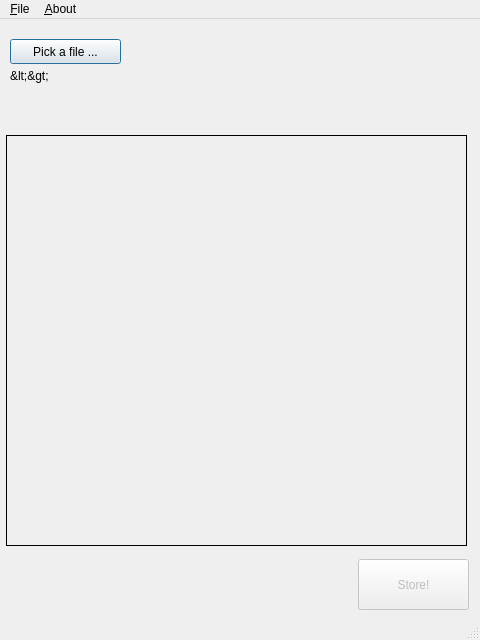
AlanFromJapan/zeromq-simplestorage, file zmq-uploader/ui-main.ui: the form before one commit.
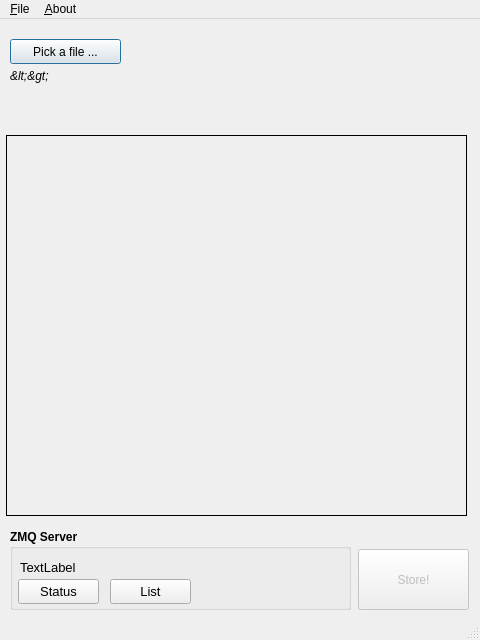
The form after the commit.

Commit message: Update UI layout and add ZMQ server functionality

```diff
--- a/zmq-uploader/ui-main.ui
+++ b/zmq-uploader/ui-main.ui
@@ -52,9 +52,9 @@
     <property name="geometry">
      <rect>
       <x>358</x>
-      <y>540</y>
+      <y>530</y>
       <width>111</width>
-      <height>51</height>
+      <height>61</height>
      </rect>
     </property>
     <property name="text">
@@ -70,6 +70,11 @@
       <height>61</height>
      </rect>
     </property>
+    <property name="font">
+     <font>
+      <italic>true</italic>
+     </font>
+    </property>
     <property name="text">
      <string>&lt;&lt;pick a file to store&gt;&gt;</string>
     </property>
@@ -92,7 +97,7 @@
       <x>6</x>
       <y>116</y>
       <width>461</width>
-      <height>411</height>
+      <height>381</height>
      </rect>
     </property>
     <property name="frameShape">
@@ -105,6 +110,94 @@
      <set>Qt::AlignCenter</set>
     </property>
    </widget>
+   <widget class="QGroupBox" name="groupBox">
+    <property name="geometry">
+     <rect>
+      <x>10</x>
+      <y>510</y>
+      <width>341</width>
+      <height>81</height>
+     </rect>
+    </property>
+    <property name="font">
+     <font>
+      <weight>75</weight>
+      <bold>true</bold>
+     </font>
+    </property>
+    <property name="title">
+     <string>ZMQ Server</string>
+    </property>
+    <widget class="QLabel" name="lblServerURL">
+     <property name="geometry">
+      <rect>
+       <x>10</x>
+       <y>30</y>
+       <width>321</width>
+       <height>17</height>
+      </rect>
+     </property>
+     <property name="font">
+      <font>
+       <pointsize>10</pointsize>
+       <weight>50</weight>
+       <bold>false</bold>
+      </font>
+     </property>
+     <property name="text">
+      <string>TextLabel</string>
+     </property>
+     <property name="textFormat">
+      <enum>Qt::PlainText</enum>
+     </property>
+     <property name="scaledContents">
+      <bool>true</bool>
+     </property>
+     <property name="wordWrap">
+      <bool>true</bool>
+     </property>
+    </widget>
+    <widget class="QPushButton" name="btnZMQStatus">
+     <property name="geometry">
+      <rect>
+       <x>8</x>
+       <y>50</y>
+       <width>81</width>
+       <height>25</height>
+      </rect>
+     </property>
+     <property name="font">
+      <font>
+       <pointsize>10</pointsize>
+       <weight>50</weight>
+       <bold>false</bold>
+      </font>
+     </property>
+     <property name="text">
+      <string>Status</string>
+     </property>
+    </widget>
+    <widget class="QPushButton" name="btnZMQList">
+     <property name="geometry">
+      <rect>
+       <x>100</x>
+       <y>50</y>
+       <width>81</width>
+       <height>25</height>
+      </rect>
+     </property>
+     <property name="font">
+      <font>
+       <pointsize>10</pointsize>
+       <weight>50</weight>
+       <bold>false</bold>
+      </font>
+     </property>
+     <property name="text">
+      <string>List</string>
+     </property>
+    </widget>
+   </widget>
   </widget>
   <widget class="QMenuBar" name="menubar">
    <property name="geometry">
```
The commit also changes 2 other files.
